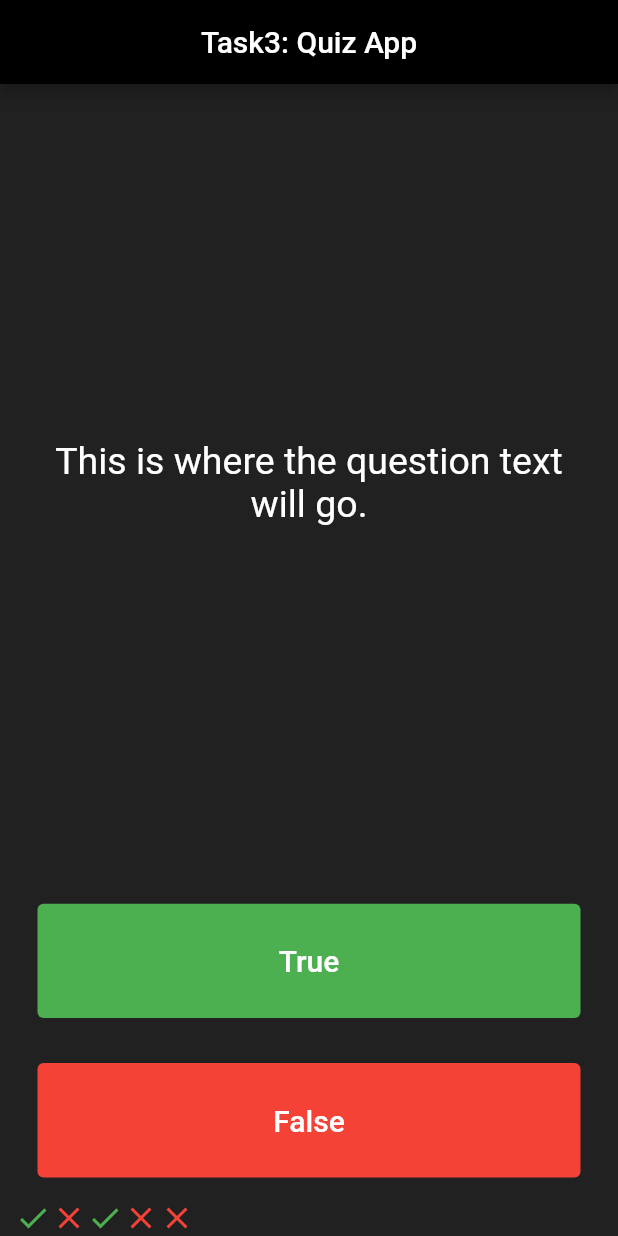
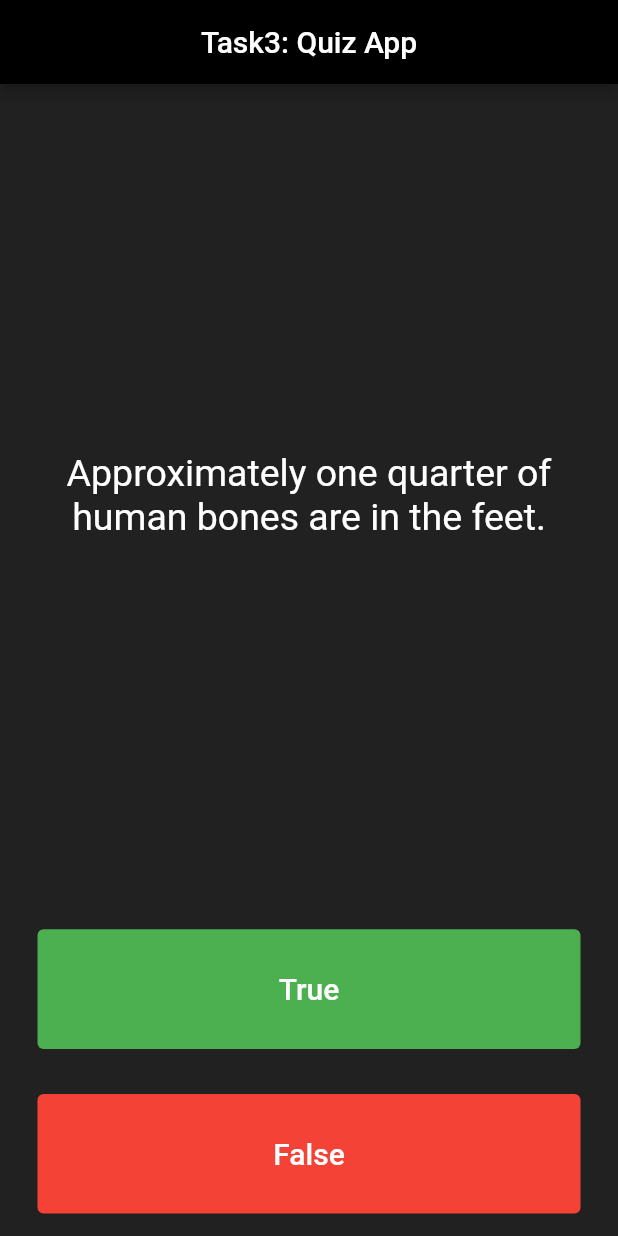
Before and after one commit to Rahullkumr/Flutter-Prac, a Flutter app: the screen it shows after launch, after a tap on "True", on a phone screen of 412 x 824 dp. Run offline on Flutter 3.47's test engine with Material 2 defaults, Android fonts, the phone set to English and light mode, and no system bars.

Commit message:
question answer using List datatype

```diff
--- a/lib/main.dart
+++ b/lib/main.dart
@@ -35,43 +35,29 @@ class QuizPage extends StatefulWidget {
 }
 
 class _QuizPageState extends State<QuizPage> {
-  List<Icon> scorekeeper = [
-    const Icon(
-      Icons.check,
-      color: Colors.green,
-    ),
-    const Icon(
-      Icons.close,
-      color: Colors.red,
-    ),
-    const Icon(
-      Icons.check,
-      color: Colors.green,
-    ),
-    const Icon(
-      Icons.close,
-      color: Colors.red,
-    ),
-    const Icon(
-      Icons.close,
-      color: Colors.red,
-    ),
+  List<Icon> scorekeeper = [];
+  List<String> questions = [
+    'You can lead a cow down stairs but not up stairs.',
+    'Approximately one quarter of human bones are in the feet.',
+    'A slug\'s blood is green.'
   ];
+  List<bool> answers = [false, true, true];
+  int qNo = 0;
   @override
   Widget build(BuildContext context) {
     return Column(
       mainAxisAlignment: MainAxisAlignment.spaceBetween,
       crossAxisAlignment: CrossAxisAlignment.stretch,
       children: <Widget>[
-        const Expanded(
+        Expanded(
           flex: 5,
           child: Padding(
-            padding: EdgeInsets.all(10.0),
+            padding: const EdgeInsets.all(10.0),
             child: Center(
               child: Text(
-                'This is where the question text will go.',
+                questions[qNo],
                 textAlign: TextAlign.center,
-                style: TextStyle(
+                style: const TextStyle(
                   fontSize: 25.0,
                   color: Colors.white,
                 ),
@@ -95,6 +81,19 @@ class _QuizPageState extends State<QuizPage> {
               ),
               onPressed: () {
                 //The user picked true.
+                bool correctAns = answers[qNo];
+                if (correctAns == true) {
+                  print("correct");
+                } else {
+                  print("false");
+                }
+                setState(() {
+                  if (qNo == 3) {
+                    qNo = 0;
+                  } else {
+                    qNo++;
+                  }
+                });
               },
             ),
           ),
@@ -116,6 +115,19 @@ class _QuizPageState extends State<QuizPage> {
               ),
               onPressed: () {
                 //The user picked false.
+                bool correctAns = answers[qNo];
+                if (correctAns == false) {
+                  print("correct");
+                } else {
+                  print("false");
+                }
+                setState(() {
+                  if (qNo == 3) {
+                    qNo = 0;
+                  } else {
+                    qNo++;
+                  }
+                });
               },
             ),
           ),
```
Also changed, not shown: 1 other file.
